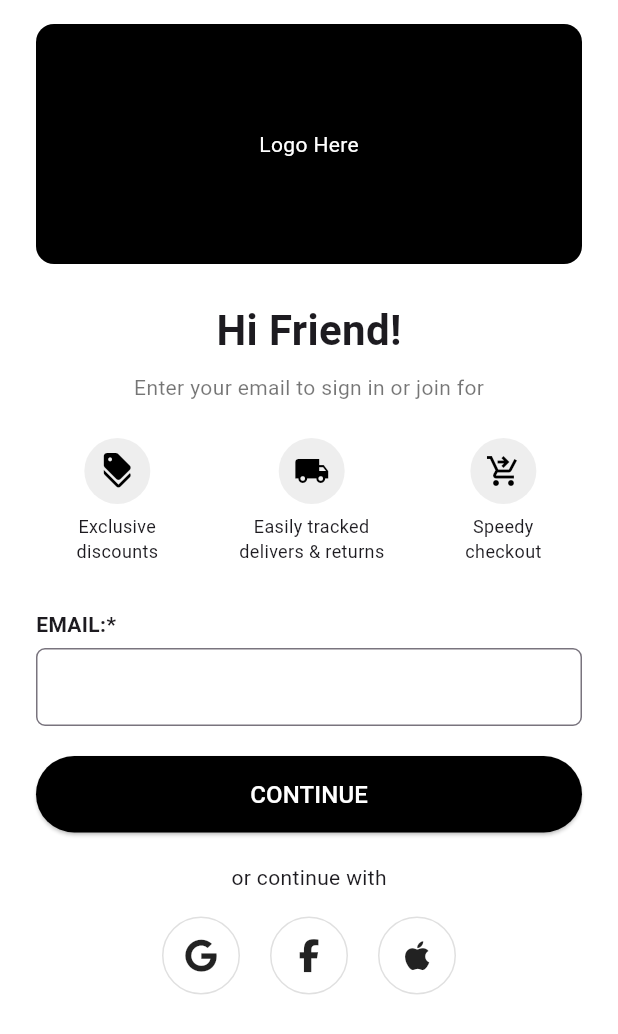
After one commit to tech640/Bridge-App, a Flutter app: the SignInPage screen opened directly, on a phone screen of 412 x 824 dp. The commit adds this screen. Shown: the top 1034 px of the screen. Run offline on Flutter 3.47's test engine with Material 3 defaults, Android fonts, the phone set to English and light mode, and no system bars; our stand-ins replace font_awesome_flutter.

Commit message:
Add sign in pages and features

```diff
--- a/lib/main.dart
+++ b/lib/main.dart
@@ -3,6 +3,7 @@ import 'package:flutter/material.dart';
 import 'screens/home.dart'; // تأكد إنو اسم الملف صح
 
 void main() {
+  final GlobalKey<NavigatorState> navigatorKey = GlobalKey<NavigatorState>();
   runApp(MyApp());
 }
 
--- a/lib/screens/home.dart
+++ b/lib/screens/home.dart
@@ -305,15 +305,14 @@ class _HomePageState extends State<HomePage> {
           setState(() => selectedIndex = i);
 
           if (i == 0) {
-            // اضغط Home → ارجع للهوم
-            Navigator.pop(context);
+  // Stay on the same page, لا تفعل شيء
 } else if (i == 1) {
-            // اضغط Search → اذهب لصفحة Search
   Navigator.push(
     context,
     MaterialPageRoute(builder: (_) => const SearchPage()),
   );
 }
+
         },
       ),
     );
--- /dev/null
+++ b/lib/screens/sign_in.dart
@@ -0,0 +1,181 @@
+import 'package:flutter/material.dart';
+import 'package:font_awesome_flutter/font_awesome_flutter.dart';
+
+class SignInPage extends StatelessWidget {
+  const SignInPage({super.key});
+
+  @override
+  Widget build(BuildContext context) {
+    return Scaffold(
+      backgroundColor: Colors.white,
+      body: SafeArea(
+        child: SingleChildScrollView(
+          padding: const EdgeInsets.symmetric(horizontal: 24, vertical: 16),
+          child: Column(
+            crossAxisAlignment: CrossAxisAlignment.center,
+            children: [
+              // ===== TOP IMAGE =====
+              Container(
+                width: double.infinity,
+                height: 160,
+                decoration: BoxDecoration(
+                  color: Colors.black,
+                  borderRadius: BorderRadius.circular(12),
+                ),
+                child: Center(
+                  child: Text(
+                    "Logo Here",
+                    style: TextStyle(color: Colors.white),
+                  ),
+                ),
+              ),
+
+              const SizedBox(height: 24),
+
+              // ===== TITLE =====
+              const Text(
+                "Hi Friend!",
+                style: TextStyle(
+                  fontSize: 28,
+                  fontWeight: FontWeight.bold,
+                ),
+              ),
+              const SizedBox(height: 8),
+
+              const Text(
+                "Enter your email to sign in or join for",
+                style: TextStyle(fontSize: 14, color: Colors.black54),
+              ),
+
+              const SizedBox(height: 24),
+
+              // ===== 3 FEATURES =====
+              Row(
+                mainAxisAlignment: MainAxisAlignment.spaceAround,
+                children: [
+                  featureItem(
+                    icon: Icons.discount,
+                    text: "Exclusive\ndiscounts",
+                  ),
+                  featureItem(
+                    icon: Icons.local_shipping,
+                    text: "Easily tracked\ndelivers & returns",
+                  ),
+                  featureItem(
+                    icon: Icons.shopping_cart_checkout,
+                    text: "Speedy\ncheckout",
+                  ),
+                ],
+              ),
+
+              const SizedBox(height: 30),
+
+              // ===== EMAIL FIELD =====
+              Align(
+                alignment: Alignment.centerLeft,
+                child: Text(
+                  "EMAIL:*",
+                  style: TextStyle(
+                    fontWeight: FontWeight.bold,
+                    fontSize: 14,
+                  ),
+                ),
+              ),
+
+              const SizedBox(height: 6),
+
+              TextField(
+                decoration: InputDecoration(
+                  contentPadding:
+                      EdgeInsets.symmetric(vertical: 14, horizontal: 12),
+                  border: OutlineInputBorder(
+                    borderRadius: BorderRadius.circular(6),
+                  ),
+                ),
+              ),
+
+              const SizedBox(height: 20),
+
+              // ===== CONTINUE BUTTON =====
+              SizedBox(
+                width: double.infinity,
+                child: ElevatedButton(
+                  style: ElevatedButton.styleFrom(
+                    padding: const EdgeInsets.symmetric(vertical: 14),
+                    backgroundColor: Colors.black,
+                  ),
+                  onPressed: () {},
+                  child: const Text(
+                    "CONTINUE",
+                    style: TextStyle(fontSize: 16, color: Colors.white),
+                  ),
+                ),
+              ),
+
+              const SizedBox(height: 20),
+
+              const Text("or continue with"),
+
+              const SizedBox(height: 16),
+
+              // ===== SOCIAL BUTTONS =====
+              Row(
+                mainAxisAlignment: MainAxisAlignment.center,
+                children: [
+                  socialButton(
+                    icon: FontAwesomeIcons.google,
+                    onTap: () {},
+                  ),
+                  const SizedBox(width: 20),
+                  socialButton(
+                    icon: FontAwesomeIcons.facebookF,
+                    onTap: () {},
+                  ),
+                  const SizedBox(width: 20),
+                  socialButton(
+                    icon: FontAwesomeIcons.apple,
+                    onTap: () {},
+                  ),
+                ],
+              ),
+            ],
+          ),
+        ),
+      ),
+    );
+  }
+
+  // ===== Helpers =====
+
+  Widget featureItem({required IconData icon, required String text}) {
+    return Column(
+      children: [
+        CircleAvatar(
+          radius: 22,
+          backgroundColor: Colors.grey.shade200,
+          child: Icon(icon, color: Colors.black),
+        ),
+        const SizedBox(height: 6),
+        Text(
+          text,
+          textAlign: TextAlign.center,
+          style: TextStyle(fontSize: 12),
+        ),
+      ],
+    );
+  }
+
+  Widget socialButton({required IconData icon, required VoidCallback onTap}) {
+    return InkWell(
+      onTap: onTap,
+      child: Container(
+        padding: const EdgeInsets.all(14),
+        decoration: BoxDecoration(
+          shape: BoxShape.circle,
+          border: Border.all(color: Colors.black12),
+        ),
+        child: Icon(icon, size: 22),
+      ),
+    );
+  }
+}
--- a/lib/widgets/bottom_nav.dart
+++ b/lib/widgets/bottom_nav.dart
@@ -1,5 +1,7 @@
 // widgets/bottom_nav.dart
 import 'package:flutter/material.dart';
+import 'package:bridge_app/screens/sign_in.dart';
+
 
 class BottomNavBar extends StatelessWidget {
   final int selectedIndex;
@@ -35,6 +37,7 @@ class BottomNavBar extends StatelessWidget {
 
     return GestureDetector(
       onTap: () => onTap(index),
+
       child: Column(
         mainAxisSize: MainAxisSize.min,
         children: [
@@ -49,6 +52,7 @@ class BottomNavBar extends StatelessWidget {
             ),
           if (active) const SizedBox(height: 4),
 
+
           Image.asset(
             active
                 ? "assets/icons/${iconName}Pink.png"
```
Also changed, not shown: pubspec.yaml (+7 -1 lines), pubspec.lock. Lines whose indentation alone changed are shown as unchanged.
